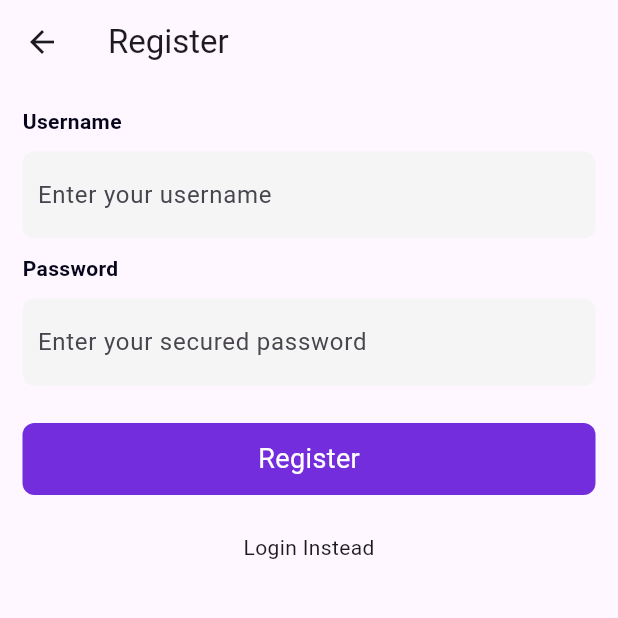
After one commit to nabillassyfa/KUIS2_Provis_Kel-15, a Flutter app: the RegisterPage screen opened directly, on a phone screen of 412 x 824 dp, the top half of it. The commit adds this screen. Run offline on Flutter 3.47's test engine with Material 3 defaults, Android fonts, the light colour scheme and no system bars.

Commit message:
tambah login

```diff
--- /dev/null
+++ b/Code/lib/Constants/url.dart
@@ -0,0 +1,3 @@
+class AppUrl {
+  static String baseUrl = 'http://146.190.109.66:8000/';
+}
--- /dev/null
+++ b/Code/lib/Screens/Authentication/login.dart
@@ -0,0 +1,120 @@
+import 'package:flutter/material.dart';
+import 'package:provider/provider.dart';
+import '/Provider/AuthProvider/auth_provider.dart';
+import '/Screens/Authentication/register.dart';
+import '/Utils/routers.dart';
+import '/Utils/snack_message.dart';
+import '/Widgets/button.dart';
+import '/Widgets/text_field.dart';
+
+class LoginPage extends StatefulWidget {
+  const LoginPage({Key? key}) : super(key: key);
+
+  @override
+  State<LoginPage> createState() => _LoginPageState();
+}
+
+class _LoginPageState extends State<LoginPage> {
+  final TextEditingController _username = TextEditingController();
+  final TextEditingController _password = TextEditingController();
+
+  @override
+  void dispose() {
+    _username.clear();
+    _password.clear();
+    super.dispose();
+  }
+
+  @override
+  Widget build(BuildContext context) {
+    return Scaffold(
+      appBar: AppBar(title: const Text('Login ')),
+      body: CustomScrollView(
+        slivers: [
+          SliverToBoxAdapter(
+            child: Container(
+                padding: const EdgeInsets.all(15),
+                child: Column(
+                  children: [
+                    customTextField(
+                      title: 'Username',
+                      controller: _username,
+                      hint: 'Enter your username',
+                    ),
+                    customTextField(
+                      title: 'Password',
+                      controller: _password,
+                      hint: 'Enter your secured password',
+                    ),
+
+                    ///Button
+                    Consumer<AuthenticationProvider>(
+                      builder: (context, auth, child) {
+                      WidgetsBinding.instance!.addPostFrameCallback((_) {
+                        if (auth.resMessage != '') {
+                          showMessage(
+                              message: auth.resMessage, context: context);
+
+                          ///Clear the response message to avoid duplicate
+                          auth.clear();
+                        }
+                      });
+                      return customButton(
+                        text: 'Login',
+                        tap: () {
+                          if (_username.text.isEmpty || _password.text.isEmpty) {
+                            showMessage(
+                                message: "All fields are required",
+                                context: context);
+                          } else {
+                            auth.loginUser(
+                                context: context,
+                                username: _username.text.trim(),
+                                password: _password.text.trim());
+                          }
+                        },
+                        context: context,
+                        status: auth.isLoading,
+                      );
+                    }),
+
+                    // Consumer<AuthenticationProvider>(
+                    //   builder: (context, auth, child) {
+                    //   return customButton(
+                    //     text: 'Login',
+                    //     tap: () {
+                    //       if (_username.text.isEmpty || _password.text.isEmpty) {
+                    //         showMessage(
+                    //             message: "All fields are required",
+                    //             context: context);
+                    //       } else {
+                    //         auth.loginUser(
+                    //             context: context,
+                    //             username: _username.text.trim(),
+                    //             password: _password.text.trim());
+                    //       }
+                    //     },
+                    //     context: context,
+                    //     status: auth.isLoading,
+                    //   );
+                    // }),
+
+                    const SizedBox(
+                      height: 10,
+                    ),
+
+                    GestureDetector(
+                      onTap: () {
+                        PageNavigator(ctx: context)
+                            .nextPage(page: const RegisterPage());
+                      },
+                      child: const Text('Register Instead'),
+                    )
+                  ],
+                )),
+          )
+        ],
+      ),
+    );
+  }
+}
--- /dev/null
+++ b/Code/lib/Screens/Authentication/register.dart
@@ -0,0 +1,102 @@
+import 'package:flutter/material.dart';
+import 'package:provider/provider.dart';
+import '/Provider/AuthProvider/auth_provider.dart';
+import '/Screens/Authentication/login.dart';
+import '/Screens/Authentication/register.dart';
+import '/Utils/routers.dart';
+import '/Utils/snack_message.dart';
+import '/Widgets/button.dart';
+import '/Widgets/text_field.dart';
+
+class RegisterPage extends StatefulWidget {
+  const RegisterPage({Key? key}) : super(key: key);
+
+  @override
+  State<RegisterPage> createState() => _RegisterPageState();
+}
+
+class _RegisterPageState extends State<RegisterPage> {
+  final TextEditingController _username = TextEditingController();
+  final TextEditingController _password = TextEditingController();
+
+  @override
+  void dispose() {
+    _username.clear();
+    _password.clear();
+    super.dispose();
+  }
+
+  @override
+  Widget build(BuildContext context) {
+    return Scaffold(
+      appBar: AppBar(title: const Text('Register ')),
+      body: CustomScrollView(
+        slivers: [
+          SliverToBoxAdapter(
+            child: Container(
+                padding: const EdgeInsets.all(15),
+                child: Column(
+                  children: [
+                    customTextField(
+                      title: 'Username',
+                      controller: _username,
+                      hint: 'Enter your username',
+                    ),
+                    customTextField(
+                      title: 'Password',
+                      controller: _password,
+                      hint: 'Enter your secured password',
+                    ),
+
+                    ///Button
+                    Consumer<AuthenticationProvider>(
+                        builder: (context, auth, child) {
+                      WidgetsBinding.instance!.addPostFrameCallback((_) {
+                        if (auth.resMessage != '') {
+                          showMessage(
+                              message: auth.resMessage, context: context);
+
+                          ///Clear the response message to avoid duplicate
+                          auth.clear();
+                        }
+                      });
+                      return customButton(
+                        text: 'Register',
+                        tap: () {
+                          if (_username.text.isEmpty || _password.text.isEmpty) {
+                            showMessage(
+                                message: "All fields are required",
+                                context: context);
+                          } else {
+                            auth.registerUser(
+                              context: context,
+                              username: _username.text.trim(),
+                              password: _password.text.trim());
+
+
+                          }
+                        },
+                        context: context,
+                        status: auth.isLoading,
+                      );
+                    }),
+
+                    const SizedBox(
+                      height: 10,
+                    ),
+
+                    GestureDetector(
+                      onTap: () {
+                        PageNavigator(ctx: context)
+                            .nextPage(page: const LoginPage());
+                      },
+                      child: const Text('Login Instead'),
+                    )
+                  ],
+                )),
+          )
+        ],
+      ),
+    );
+  }
+}
--- /dev/null
+++ b/Code/lib/Utils/routers.dart
@@ -0,0 +1,18 @@
+import 'package:flutter/cupertino.dart';
+import 'package:flutter/material.dart';
+
+class PageNavigator {
+  PageNavigator({this.ctx});
+  BuildContext? ctx;
+
+  ///Navigator to next page
+  Future nextPage({Widget? page}) {
+    return Navigator.push(
+        ctx!, CupertinoPageRoute(builder: ((context) => page!)));
+  }
+
+  void nextPageOnly({Widget? page}) {
+    Navigator.pushAndRemoveUntil(
+        ctx!, MaterialPageRoute(builder: (context) => page!), (route) => false);
+  }
+}
--- /dev/null
+++ b/Code/lib/Widgets/button.dart
@@ -0,0 +1,25 @@
+import 'package:flutter/material.dart';
+import '/Styles/colors.dart';
+
+Widget customButton(
+    {VoidCallback? tap,
+    bool? status = false,
+    String? text = 'Save',
+    BuildContext? context}) {
+  return GestureDetector(
+    onTap: status == true ? null : tap,
+    child: Container(
+      height: 48,
+      margin: const EdgeInsets.symmetric(vertical: 15),
+      alignment: Alignment.center,
+      decoration: BoxDecoration(
+          color: status == false ? primaryColor : grey,
+          borderRadius: BorderRadius.circular(8)),
+      width: MediaQuery.of(context!).size.width,
+      child: Text(
+        status == false ? text! : 'Please wait...',
+        style: TextStyle(color: white, fontSize: 18),
+      ),
+    ),
+  );
+}
--- /dev/null
+++ b/Code/lib/Widgets/text_field.dart
@@ -0,0 +1,38 @@
+import 'package:flutter/material.dart';
+import '/Styles/colors.dart';
+
+Widget customTextField(
+    {String? title,
+    String? hint,
+    TextEditingController? controller,
+    int? maxLines = 1}) {
+  return Column(
+    children: [
+      Container(
+        alignment: Alignment.centerLeft,
+        child: Text(
+          title!,
+          style: TextStyle(
+            fontWeight: FontWeight.bold,
+            color: black,
+          ),
+        ),
+      ),
+      Container(
+        margin: const EdgeInsets.symmetric(vertical: 10),
+        padding: const EdgeInsets.symmetric(vertical: 5, horizontal: 10),
+        decoration: BoxDecoration(
+          borderRadius: BorderRadius.circular(8),
+          color: lightGrey,
+        ),
+        child: TextFormField(
+          controller: controller,
+          maxLines: maxLines,
+
+
+          decoration: InputDecoration(hintText: hint, border: InputBorder.none),
+        ),
+      )
+    ],
+  );
+}
--- a/Code/lib/landingPage.dart
+++ b/Code/lib/landingPage.dart
@@ -2,6 +2,7 @@ import 'dart:ui';
 import 'package:flutter/material.dart';
 import 'package:flutter_application_1/pembayaran_sukses.dart';
 import 'beranda.dart';
+import '/Screens/Authentication/login.dart';
 
 
 class LP2 extends StatelessWidget {
--- a/Code/pubspec.yaml
+++ b/Code/pubspec.yaml
@@ -33,6 +33,7 @@ dependencies:
   http: ^0.13.5
   provider: ^6.0.5
   flutter_appauth: ^2.0.0
+  shared_preferences: ^2.2.3
 
   # The following adds the Cupertino Icons font to your application.
   # Use with the CupertinoIcons class for iOS style icons.
```
Also changed, not shown: Code/lib/Provider/AuthProvider/auth_provider.dart (added, +140 -0 lines), Code/lib/Provider/Database/db_provider.dart (added, +67 -0 lines), Code/lib/Screens/home_page.dart (added, +94 -0 lines), Code/lib/Styles/colors.dart (added, +17 -0 lines), Code/lib/Utils/snack_message.dart (added, +11 -0 lines), Code/lib/splash.dart (added, +41 -0 lines), Code/pubspec.lock, 1 other file.
